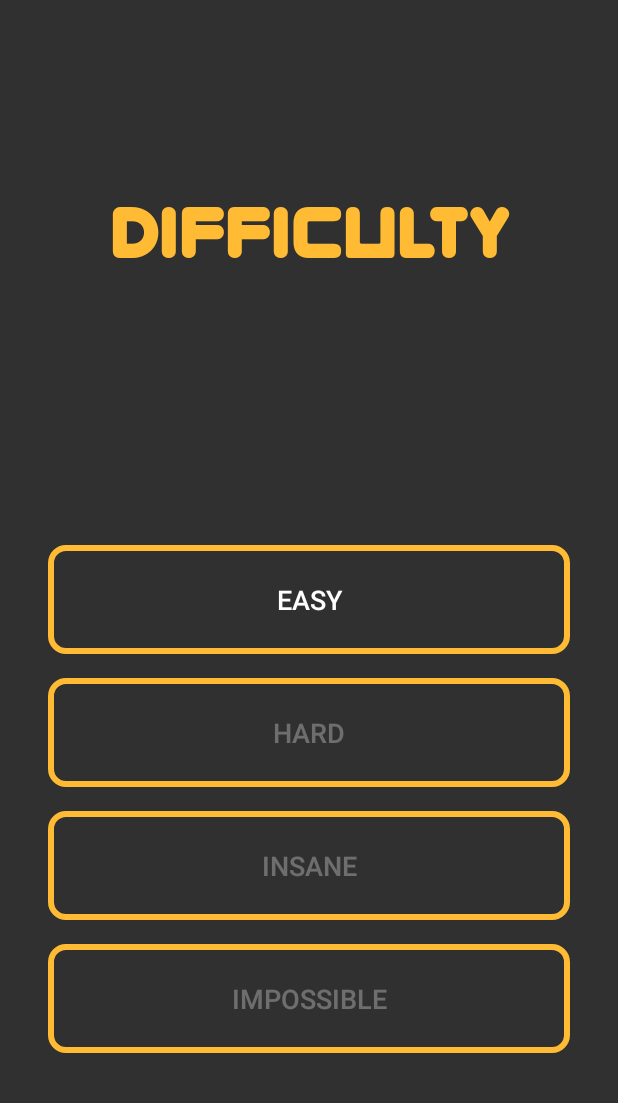
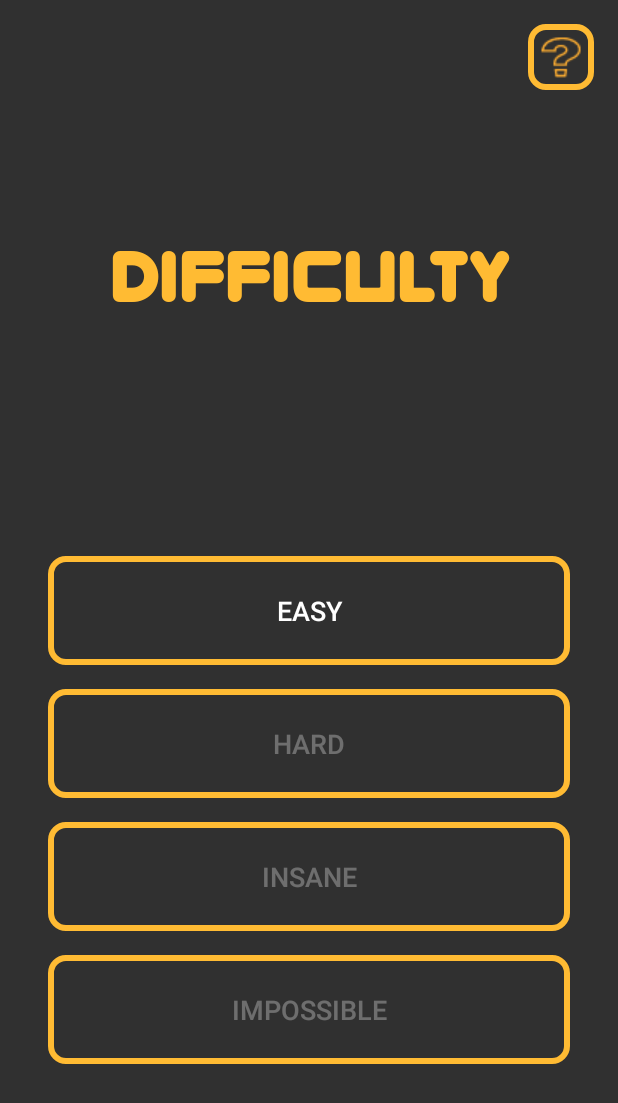
Before and after one commit to NetoPedro/TicTacToe, an Android app: the SelectDifficultyActivity screen opened directly, with no data from a screen before it, on a phone screen of 412 x 824 dp. Shown: the top 1103 px of the screen. Run offline under Robolectric (Android 15) with nearby library versions, the phone set to English and light mode, and no system bars; 1 statement that could not run was skipped.

Commit message:
Help button

```diff
--- a/app/src/main/res/layout/activity_select_difficulty.xml
+++ b/app/src/main/res/layout/activity_select_difficulty.xml
@@ -1,5 +1,6 @@
 <?xml version="1.0" encoding="utf-8"?>
 <LinearLayout xmlns:android="http://schemas.android.com/apk/res/android"
+    xmlns:app="http://schemas.android.com/apk/res-auto"
     xmlns:tools="http://schemas.android.com/tools"
     android:id="@+id/activity_select_dificulty"
     android:layout_width="match_parent"
@@ -10,6 +11,17 @@
     android:paddingTop="@dimen/activity_vertical_margin"
     android:orientation="vertical"
     tools:context="com.trimteam.tictactoe.SelectDifficultyActivity">
+
+    <ImageView
+        android:layout_width="wrap_content"
+        android:layout_height="wrap_content"
+        android:src="@drawable/help_icon"
+        android:id="@+id/help_icon"
+        android:clickable="true"
+        android:scaleType="center"
+        android:padding="8dp"
+        android:layout_gravity="right"
+        android:background="@drawable/button_border"/>
 
     <TextView
         android:layout_width="match_parent"
```
Also changed, not shown: app/src/main/java/com/trimteam/tictactoe/SelectDifficultyActivity.java (+3 -4 lines), app/src/main/res/layout/activity_select_game_mode.xml (+11 -0 lines), app/src/main/res/drawable/help_icon.png (added).
